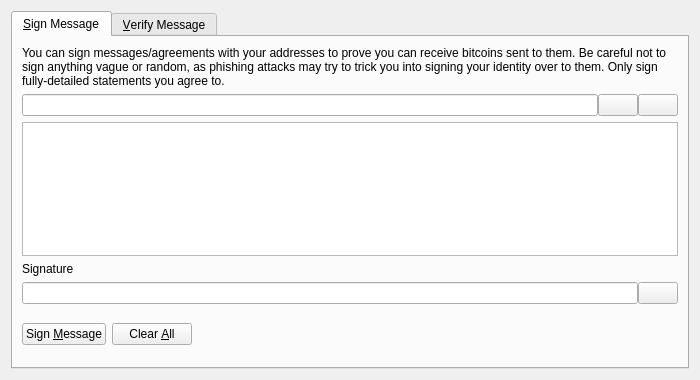
First picture: the form in src/qt/forms/signverifymessagedialog.ui, repository BitcoinGod/BitcoinGod, before the edit.
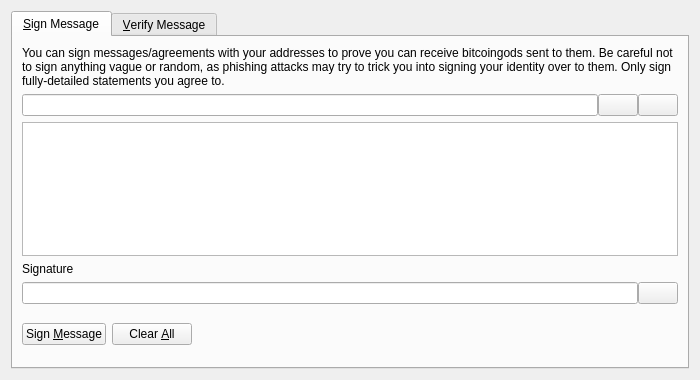
Second picture: the form after the edit. Icons and pictures are not drawn. Custom widgets are drawn as their Qt base class.

The edit to the form file:
```diff
--- a/src/qt/forms/signverifymessagedialog.ui
+++ b/src/qt/forms/signverifymessagedialog.ui
@@ -30,7 +30,7 @@
        <item>
         <widget class="QLabel" name="infoLabel_SM">
          <property name="text">
-          <string>You can sign messages/agreements with your addresses to prove you can receive bitcoins sent to them. Be careful not to sign anything vague or random, as phishing attacks may try to trick you into signing your identity over to them. Only sign fully-detailed statements you agree to.</string>
+          <string>You can sign messages/agreements with your addresses to prove you can receive bitcoingods sent to them. Be careful not to sign anything vague or random, as phishing attacks may try to trick you into signing your identity over to them. Only sign fully-detailed statements you agree to.</string>
          </property>
          <property name="textFormat">
           <enum>Qt::PlainText</enum>
```
Left out of the diff: 8 changed lines with no effect on the pictures.
